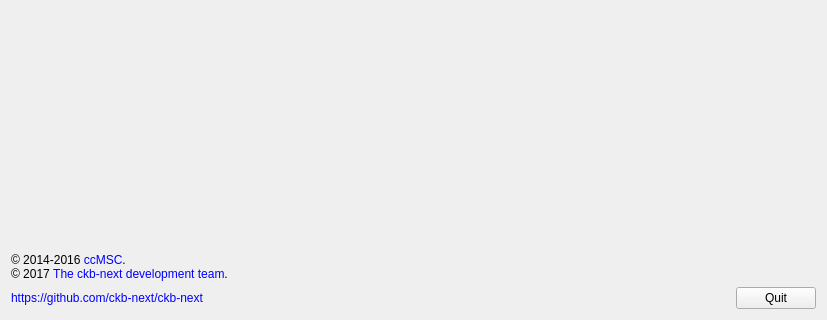
Above: src/gui/settingswidget.ui from ckb-next/ckb-next before the change; both pictures show x 0 to 827 and y 334 to 654 of the 827 by 654 pixel window. Below: the same form after it.
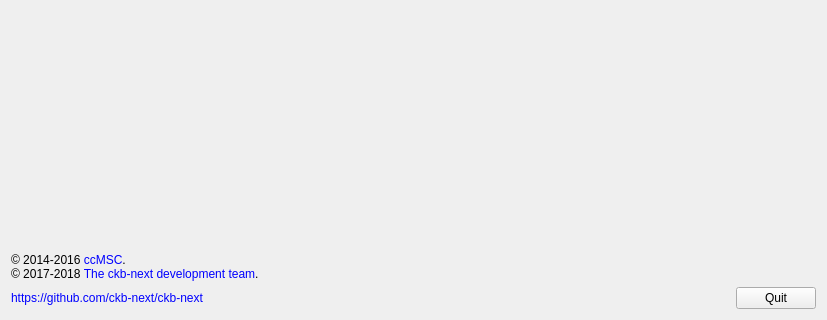
That is the form after the change.

Commit message: Add 2018 in settings widget

```diff
--- a/src/gui/settingswidget.ui
+++ b/src/gui/settingswidget.ui
@@ -17,7 +17,7 @@
    <item row="20" column="0" colspan="2">
     <widget class="QLabel" name="label_2">
      <property name="text">
-      <string>© 2014-2016 &lt;a href=&quot;https://github.com/ccMSC/&quot; style=&quot;text-decoration:none;&quot;&gt;ccMSC&lt;/a&gt;.&lt;br/&gt;© 2017 &lt;a href=&quot;https://github.com/ckb-next/ckb-next/graphs/contributors&quot; style=&quot;text-decoration:none;&quot;&gt;The ckb-next development team&lt;/a&gt;.</string>
+      <string>© 2014-2016 &lt;a href=&quot;https://github.com/ccMSC/&quot; style=&quot;text-decoration:none;&quot;&gt;ccMSC&lt;/a&gt;.&lt;br/&gt;© 2017-2018 &lt;a href=&quot;https://github.com/ckb-next/ckb-next/graphs/contributors&quot; style=&quot;text-decoration:none;&quot;&gt;The ckb-next development team&lt;/a&gt;.</string>
      </property>
      <property name="alignment">
       <set>Qt::AlignLeading|Qt::AlignLeft|Qt::AlignVCenter</set>
```
